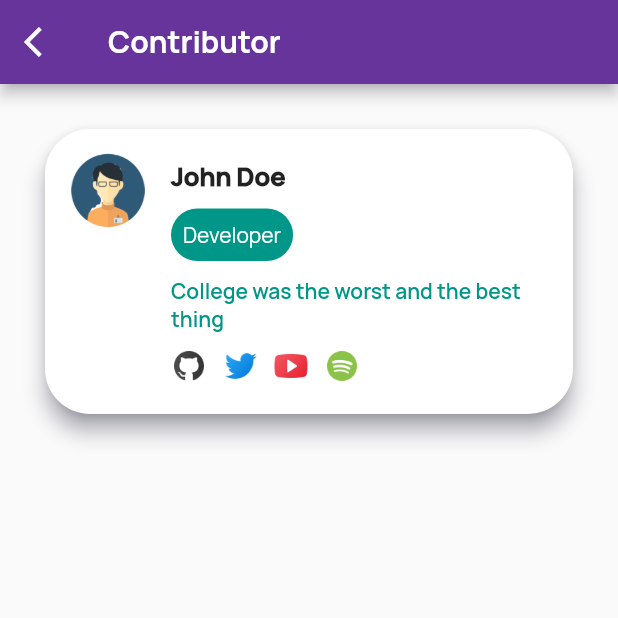
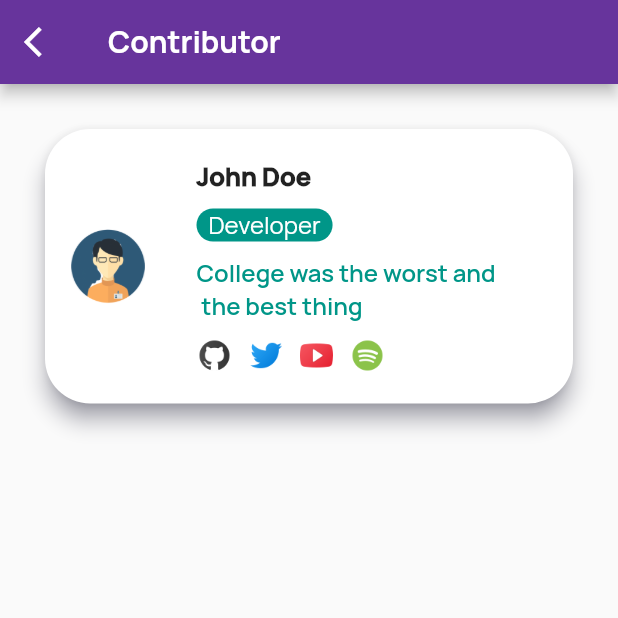
Before and after one commit to gupta-shrinath/Notes, a Flutter app: the Contributors screen opened directly, on a phone screen of 412 x 824 dp, the top half of it. Run offline on Flutter 3.47's test engine with Material 2 defaults, Android fonts, the phone set to English and light mode, and no system bars; our stand-ins replace badges, flutter_swiper; missing offline and left inert: flutter_page_indicator.

Commit message:
Improve View

```diff
--- a/notes/lib/components/contributor_card.dart
+++ b/notes/lib/components/contributor_card.dart
@@ -17,13 +17,26 @@ class ContributorCard extends StatelessWidget {
           shadowColor: Color(0xFF000042),
           elevation: 6.0,
           //color: Colors.lightBlue,
-          child: ListTile(
-            leading: Image.asset(
+          child: Column(
+            mainAxisSize: MainAxisSize.min,
+            children: [
+              ListTile(
+                title: Row(
+                  mainAxisAlignment: MainAxisAlignment.start,
+                  crossAxisAlignment: CrossAxisAlignment.center,
+                  children: [
+                    Image.asset(
                       ImageConstants.kAvatar,
                       height: 50.0,
                       width: 52.0,
                     ),
-            title: Padding(
+                    SizedBox(
+                      width: 33.0,
+                    ),
+                    Column(
+                      crossAxisAlignment: CrossAxisAlignment.start,
+                      children: [
+                        Padding(
                           padding: const EdgeInsets.only(top: 16),
                           child: Text(
                             'John Doe',
@@ -33,9 +46,6 @@ class ContributorCard extends StatelessWidget {
                             ),
                           ),
                         ),
-            subtitle: Column(
-              crossAxisAlignment: CrossAxisAlignment.start,
-              children: [
                         SizedBox(
                           height: 10.0,
                         ),
@@ -47,7 +57,8 @@ class ContributorCard extends StatelessWidget {
                                 borderRadius: BorderRadius.circular(20),
                               ),
                               child: Padding(
-                        padding: const EdgeInsets.all(8.0),
+                                padding: const EdgeInsets.only(
+                                    left: 8.0, right: 8.0),
                                 child: Text(
                                   'Developer',
                                   style: TextStyle(color: Colors.white),
@@ -60,7 +71,7 @@ class ContributorCard extends StatelessWidget {
                           height: 10.0,
                         ),
                         Text(
-                  'College was the worst and the best thing',
+                          'College was the worst and \n the best thing',
                           style: TextStyle(
                             fontWeight: FontWeight.w600,
                             color: Color(0xFF009688),
@@ -107,6 +118,10 @@ class ContributorCard extends StatelessWidget {
                         ),
                       ],
                     ),
+                  ],
+                ),
+              )
+            ],
           )),
     );
   }
```
Lines whose indentation alone changed are shown as unchanged.
